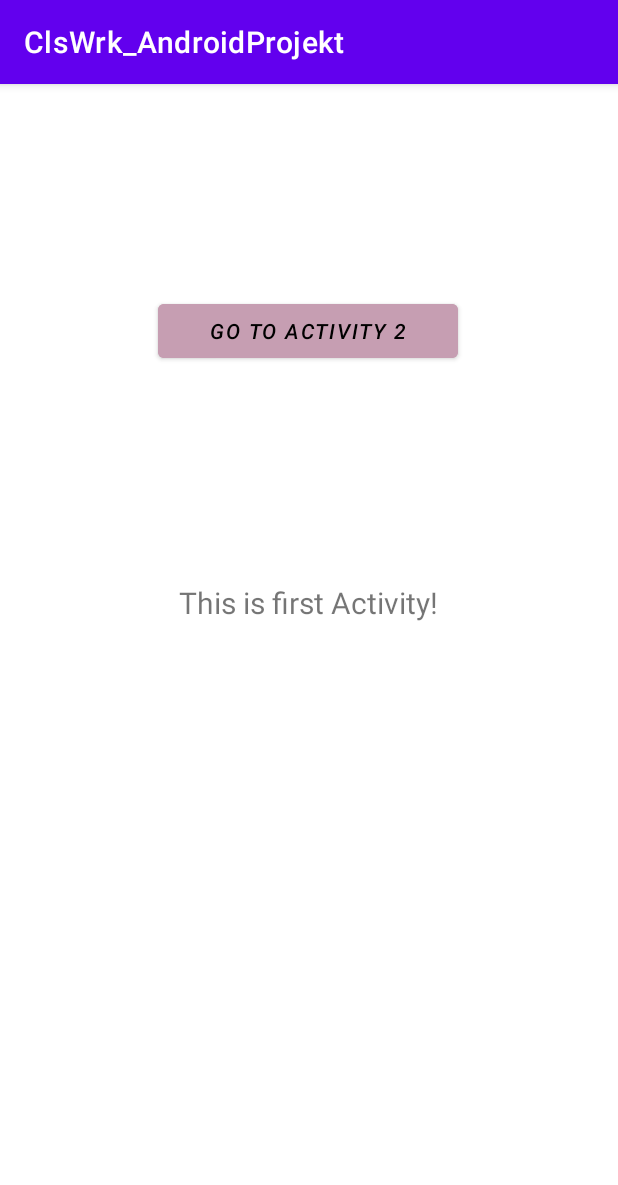
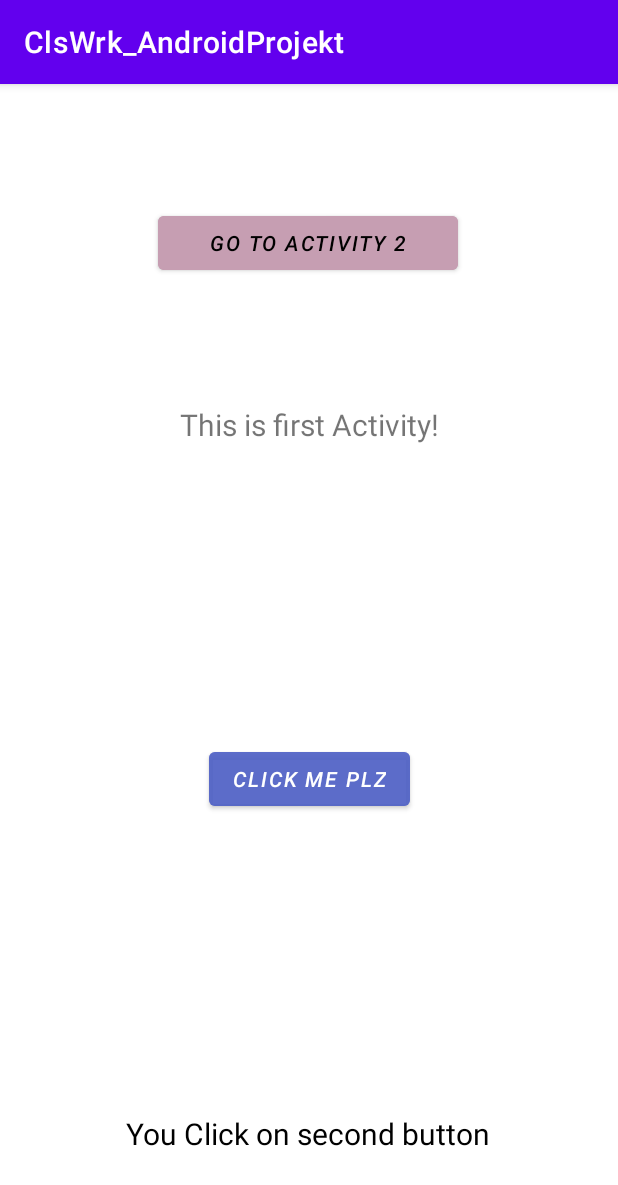
Before and after one commit to Svetttllana/ClsWrk_AndtoidProjkt, an Android app: the screen it shows after launch (MainActivity), on a phone screen of 412 x 824 dp. Shown: the top 1185 px of the screen. Run offline under Robolectric (Android 15) with nearby library versions, the phone set to English and light mode, and no system bars.

Commit message:
less17; menu/item/strings/styles

```diff
--- a/app/src/main/res/layout/activity_main.xml
+++ b/app/src/main/res/layout/activity_main.xml
@@ -14,10 +14,9 @@
         android:textSize="20sp"
         app:layout_constraintBottom_toBottomOf="parent"
         app:layout_constraintEnd_toEndOf="parent"
-        app:layout_constraintHorizontal_bias="0.498"
         app:layout_constraintStart_toStartOf="parent"
         app:layout_constraintTop_toTopOf="parent"
-        app:layout_constraintVertical_bias="0.448" />
+        app:layout_constraintVertical_bias="0.288" />
 
     <Button
         android:id="@+id/btnGoToActivity2"
@@ -34,4 +33,31 @@
         app:layout_constraintTop_toTopOf="parent"
         app:layout_constraintVertical_bias="0.496" />
 
+    <TextView
+        android:id="@+id/textView2"
+        android:layout_width="wrap_content"
+        android:layout_height="wrap_content"
+        android:text="@string/you_click_on_second_button"
+        android:textColor="@color/black"
+        android:textSize="20sp"
+        android:textStyle="normal"
+        app:layout_constraintBottom_toBottomOf="parent"
+        app:layout_constraintEnd_toEndOf="parent"
+        app:layout_constraintHorizontal_bias="0.497"
+        app:layout_constraintStart_toStartOf="parent"
+        app:layout_constraintTop_toBottomOf="@+id/textView"
+        app:layout_constraintVertical_bias="0.89" />
+
+    <Button
+        android:id="@+id/btnClickMe"
+        android:layout_width="wrap_content"
+        android:layout_height="wrap_content"
+        android:backgroundTint="#B94F61C6"
+        android:text="Click Me plz"
+        android:textStyle="italic"
+        app:layout_constraintBottom_toTopOf="@+id/textView2"
+        app:layout_constraintEnd_toEndOf="parent"
+        app:layout_constraintStart_toStartOf="parent"
+        app:layout_constraintTop_toBottomOf="@+id/textView" />
+
 </androidx.constraintlayout.widget.ConstraintLayout>
--- a/app/src/main/res/values/strings.xml
+++ b/app/src/main/res/values/strings.xml
@@ -1,3 +1,5 @@
 <resources>
     <string name="app_name">ClsWrk_AndroidProjekt</string>
+    <string name="you_click_on_second_button">You Click on second button</string>
+    <string name="from_MainActivity">from MainActivity</string>
 </resources>
```
Also changed, not shown: app/src/main/java/com/example/clswrk_androidprojekt/MainActivity.kt (+33 -29 lines), app/src/main/java/com/example/clswrk_androidprojekt/MainActivity2.kt (+22 -2 lines).
